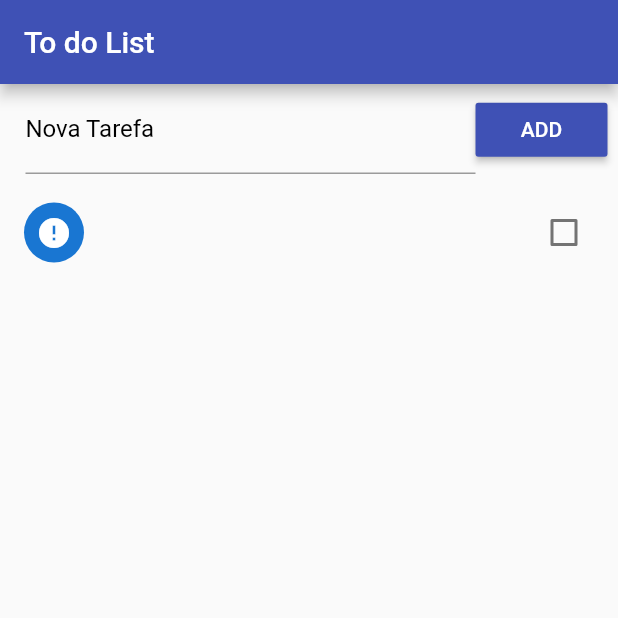
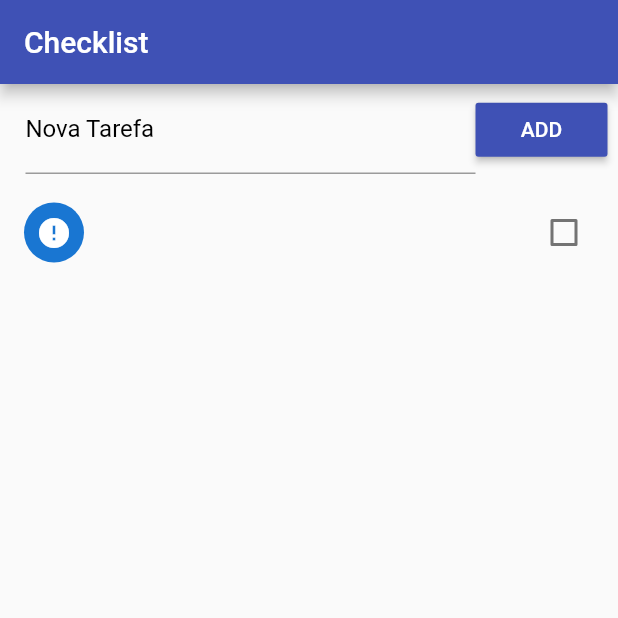
Before and after one commit to gaiveknopf/todolist-flutter, a Flutter app: the screen it shows after launch, after a tap on "ADD", on a phone screen of 412 x 824 dp, the top half of it. Run offline on Flutter 3.47's test engine with Material 2 defaults, Android fonts, the phone set to English and light mode, and no system bars.

Commit message:
last commit

```diff
--- a/lib/main.dart
+++ b/lib/main.dart
@@ -20,7 +20,21 @@ class Home extends StatefulWidget {
 class _HomeState extends State<Home> {
   final _toDoController = TextEditingController();
 
+  Map<String, dynamic> _lastRemoved;
+  int _lastRemoverPos;
+
   List _toDoList = [];
+
+  @override
+  void initState() {
+    super.initState();
+
+    _readData().then((data) {
+      setState(() {
+        _toDoList = json.decode(data);
+      });
+    });
+  }
 
   void _addToDo() {
     setState(() {
@@ -29,14 +43,56 @@ class _HomeState extends State<Home> {
       _toDoController.text = "";
       newToDo["ok"] = false;
       _toDoList.add(newToDo);
+      _saveData();
     });
+  }
+
+  Future<Null> _orderWhenRefresh() async {
+    await Future.delayed(Duration(seconds: 1));
+
+    setState(() {
+      _toDoList.sort((a, b) {
+        if (a["ok"] && !b["ok"])
+          return 1;
+        else if (!a["ok"] && b["ok"])
+          return -1;
+        else
+          return 0;
+      });
+
+      _saveData();
+    });
+
+    return null;
+  }
+
+  Future<File> _getFile() async {
+    final directory = await getApplicationDocumentsDirectory();
+    return File("${directory.path}/data.json");
+  }
+
+  Future<File> _saveData() async {
+    String data = json.encode(_toDoList);
+    final file = await _getFile();
+
+    return file.writeAsString(data);
+  }
+
+  Future<String> _readData() async {
+    try {
+      final file = await _getFile();
+
+      return file.readAsString();
+    } catch (e) {
+      return null;
+    }
   }
 
   @override
   Widget build(BuildContext context) {
     return Scaffold(
       appBar: AppBar(
-        title: Text('To do List'),
+        title: Text('Checklist'),
         backgroundColor: Colors.indigo,
       ),
       body: Column(
@@ -63,50 +119,70 @@ class _HomeState extends State<Home> {
             ),
           ),
           Expanded(
+              child: RefreshIndicator(
+            onRefresh: _orderWhenRefresh,
             child: ListView.builder(
-              padding: EdgeInsets.only(top: 10),
-              itemCount: _toDoList.length,
-              itemBuilder: (context, index) {
-                return CheckboxListTile(
-                  title: Text(_toDoList[index]["title"]),
-                  value: _toDoList[index]["ok"],
-                  secondary: CircleAvatar(
-                    child: Icon(
-                        _toDoList[index]["ok"] ? Icons.check : Icons.error),
-                  ),
-                  onChanged: (c) {
-                    setState(() {
-                      _toDoList[index]["ok"] = c;
-                    });
-                  },
-                );
-              },
-            ),
-          )
+                padding: EdgeInsets.only(top: 10),
+                itemCount: _toDoList.length,
+                itemBuilder: buildItem),
+          ))
         ],
       ),
     );
   }
 
-  Future<File> _getFile() async {
-    final directory = await getApplicationDocumentsDirectory();
-    return File("${directory.path}/data.json");
-  }
+  Widget buildItem(context, index) {
+    return Dismissible(
+      key: UniqueKey(),
+      background: Container(
+        color: Colors.red,
+        child: Align(
+          alignment: Alignment(-0.9, 0.0),
+          child: Icon(
+            Icons.delete,
+            color: Colors.white,
+          ),
+        ),
+      ),
+      direction: DismissDirection.startToEnd,
+      child: CheckboxListTile(
+        title: Text(_toDoList[index]["title"]),
+        value: _toDoList[index]["ok"],
+        secondary: CircleAvatar(
+          child: Icon(_toDoList[index]["ok"] ? Icons.check : Icons.error),
+        ),
+        onChanged: (c) {
+          setState(() {
+            _toDoList[index]["ok"] = c;
+            _saveData();
+          });
+        },
+      ),
+      onDismissed: (direction) {
+        setState(() {
+          _lastRemoved = Map.from(_toDoList[index]);
+          _lastRemoverPos = index;
+          _toDoList.removeAt(index);
+          _saveData();
 
-  Future<File> _saveFile() async {
-    String data = json.encode(_toDoList);
-    final file = await _getFile();
+          final snack = SnackBar(
+            content: Text("Tarefa ${_lastRemoved["title"]} removida!"),
+            action: SnackBarAction(
+              label: "Desfazer",
+              onPressed: () {
+                setState(() {
+                  _toDoList.insert(_lastRemoverPos, _lastRemoved);
+                  _saveData();
+                });
+              },
+            ),
+            duration: Duration(seconds: 2),
+          );
 
-    return file.writeAsString(data);
-  }
-
-  Future<String> _readData() async {
-    try {
-      final file = await _getFile();
-
-      return file.readAsString();
-    } catch (e) {
-      return null;
-    }
+          Scaffold.of(context).removeCurrentSnackBar();
+          Scaffold.of(context).showSnackBar(snack);
+        });
+      },
+    );
   }
 }
```
